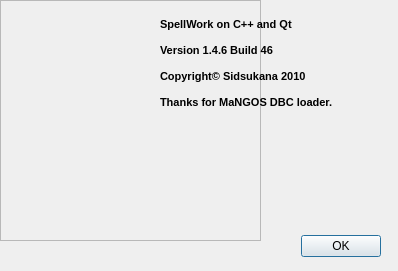
Above: QSW/AboutUI.ui from sidsukana/QSpellWork before the change. Below: the same form after it.
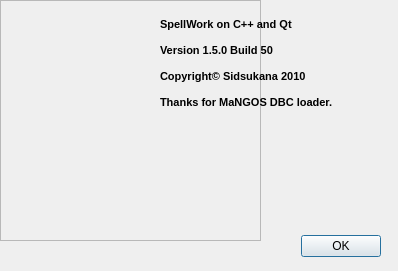
That is the form after the change. Icons and pictures are not drawn.

Diff of the .ui file:
```diff
--- a/QSW/AboutUI.ui
+++ b/QSW/AboutUI.ui
@@ -71,7 +71,7 @@
 &lt;/style&gt;&lt;/head&gt;&lt;body style=&quot; font-family:'MS Shell Dlg 2'; font-size:8.25pt; font-weight:400; font-style:normal;&quot;&gt;
 &lt;p style=&quot; margin-top:0px; margin-bottom:0px; margin-left:0px; margin-right:0px; -qt-block-indent:0; text-indent:0px;&quot;&gt;&lt;span style=&quot; font-size:8pt; font-weight:600;&quot;&gt;SpellWork on C++ and Qt&lt;/span&gt;&lt;/p&gt;
 &lt;p style=&quot;-qt-paragraph-type:empty; margin-top:0px; margin-bottom:0px; margin-left:0px; margin-right:0px; -qt-block-indent:0; text-indent:0px; font-size:8pt; font-weight:600;&quot;&gt;&lt;/p&gt;
-&lt;p style=&quot; margin-top:0px; margin-bottom:0px; margin-left:0px; margin-right:0px; -qt-block-indent:0; text-indent:0px;&quot;&gt;&lt;span style=&quot; font-size:8pt; font-weight:600;&quot;&gt;Version 1.4.6 Build 46&lt;/span&gt;&lt;/p&gt;
+&lt;p style=&quot; margin-top:0px; margin-bottom:0px; margin-left:0px; margin-right:0px; -qt-block-indent:0; text-indent:0px;&quot;&gt;&lt;span style=&quot; font-size:8pt; font-weight:600;&quot;&gt;Version 1.5.0 Build 50&lt;/span&gt;&lt;/p&gt;
 &lt;p style=&quot;-qt-paragraph-type:empty; margin-top:0px; margin-bottom:0px; margin-left:0px; margin-right:0px; -qt-block-indent:0; text-indent:0px; font-size:8pt; font-weight:600;&quot;&gt;&lt;/p&gt;
 &lt;p style=&quot; margin-top:0px; margin-bottom:0px; margin-left:0px; margin-right:0px; -qt-block-indent:0; text-indent:0px;&quot;&gt;&lt;span style=&quot; font-size:8pt; font-weight:600;&quot;&gt;Copyright© Sidsukana 2010&lt;/span&gt;&lt;/p&gt;
 &lt;p style=&quot;-qt-paragraph-type:empty; margin-top:0px; margin-bottom:0px; margin-left:0px; margin-right:0px; -qt-block-indent:0; text-indent:0px; font-size:8pt; font-weight:600;&quot;&gt;&lt;/p&gt;
```
